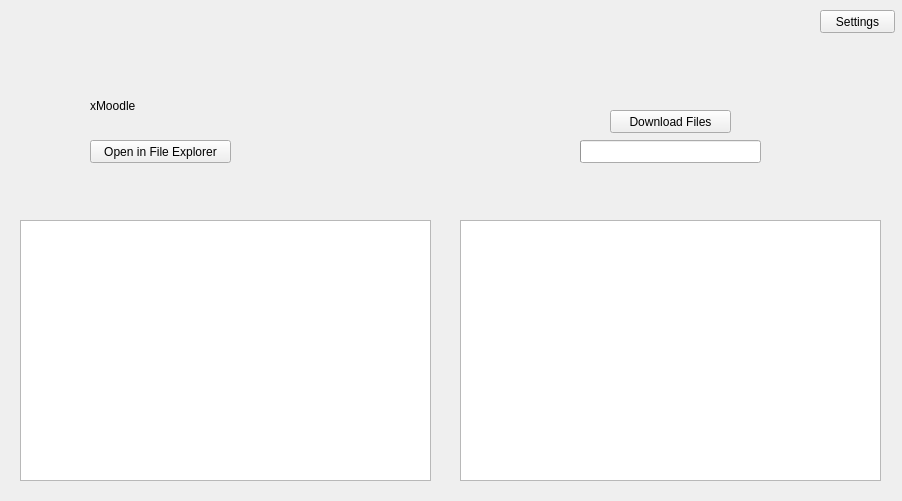
Qt form mainpage.ui (Chrigi2486/xMoodle) before a commit.
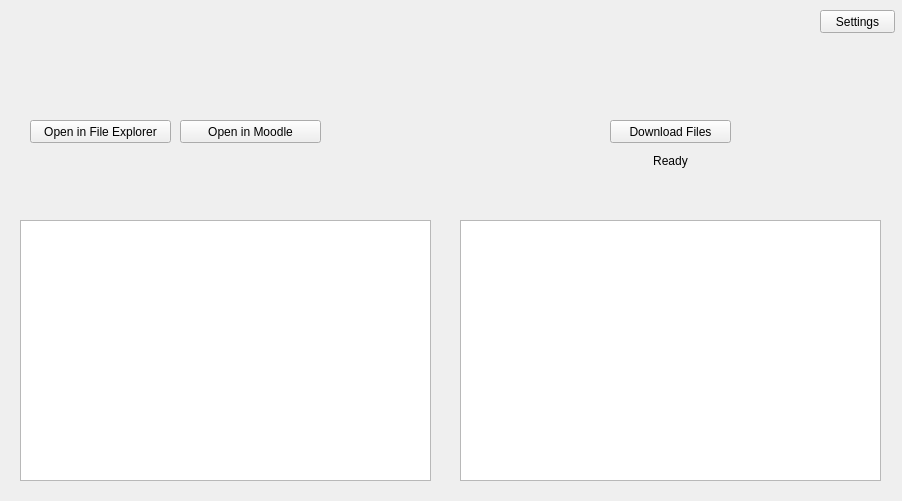
The same form after that commit. Icons and pictures are not drawn.

The edit to the form file:
```diff
--- a/mainpage.ui
+++ b/mainpage.ui
@@ -13,17 +13,28 @@
   <property name="windowTitle">
    <string>Form</string>
   </property>
-  <widget class="QLabel" name="xMoodle">
+  <property name="windowIcon">
+   <iconset>
+    <normalon>xmoodleicon.png</normalon>
+   </iconset>
+  </property>
+  <widget class="QLabel" name="namelabel">
    <property name="geometry">
     <rect>
-     <x>90</x>
-     <y>80</y>
-     <width>141</width>
-     <height>51</height>
+     <x>20</x>
+     <y>20</y>
+     <width>311</width>
+     <height>81</height>
     </rect>
    </property>
    <property name="text">
-    <string>xMoodle</string>
+    <string/>
+   </property>
+   <property name="pixmap">
+    <pixmap>xmoodlename.png</pixmap>
+   </property>
+   <property name="scaledContents">
+    <bool>true</bool>
    </property>
   </widget>
   <widget class="QPushButton" name="settingsButton">
@@ -65,8 +76,8 @@
    </property>
    <property name="geometry">
     <rect>
-     <x>90</x>
-     <y>140</y>
+     <x>30</x>
+     <y>120</y>
      <width>141</width>
      <height>23</height>
     </rect>
@@ -75,36 +86,11 @@
     <string>Open in File Explorer</string>
    </property>
   </widget>
-  <widget class="QProgressBar" name="progressBar">
-   <property name="enabled">
-    <bool>true</bool>
-   </property>
-   <property name="geometry">
-    <rect>
-     <x>580</x>
-     <y>140</y>
-     <width>181</width>
-     <height>23</height>
-    </rect>
-   </property>
-   <property name="statusTip">
-    <string/>
-   </property>
-   <property name="value">
-    <number>0</number>
-   </property>
-   <property name="textVisible">
-    <bool>false</bool>
-   </property>
-   <property name="format">
-    <string/>
-   </property>
-  </widget>
   <widget class="QPushButton" name="downloadButton">
    <property name="geometry">
     <rect>
      <x>610</x>
-     <y>110</y>
+     <y>120</y>
      <width>121</width>
      <height>23</height>
     </rect>
@@ -113,6 +99,38 @@
     <string>Download Files</string>
    </property>
   </widget>
+  <widget class="QPushButton" name="browserButton">
+   <property name="enabled">
+    <bool>true</bool>
+   </property>
+   <property name="geometry">
+    <rect>
+     <x>180</x>
+     <y>120</y>
+     <width>141</width>
+     <height>23</height>
+    </rect>
+   </property>
+   <property name="text">
+    <string>Open in Moodle</string>
+   </property>
+  </widget>
+  <widget class="QLabel" name="downloadLabel">
+   <property name="geometry">
+    <rect>
+     <x>460</x>
+     <y>150</y>
+     <width>421</width>
+     <height>21</height>
+    </rect>
+   </property>
+   <property name="text">
+    <string>Ready</string>
+   </property>
+   <property name="alignment">
+    <set>Qt::AlignCenter</set>
+   </property>
+  </widget>
  </widget>
  <resources/>
  <connections/>
```
Left out of the diff: 6 changed lines with no effect on the pictures.
